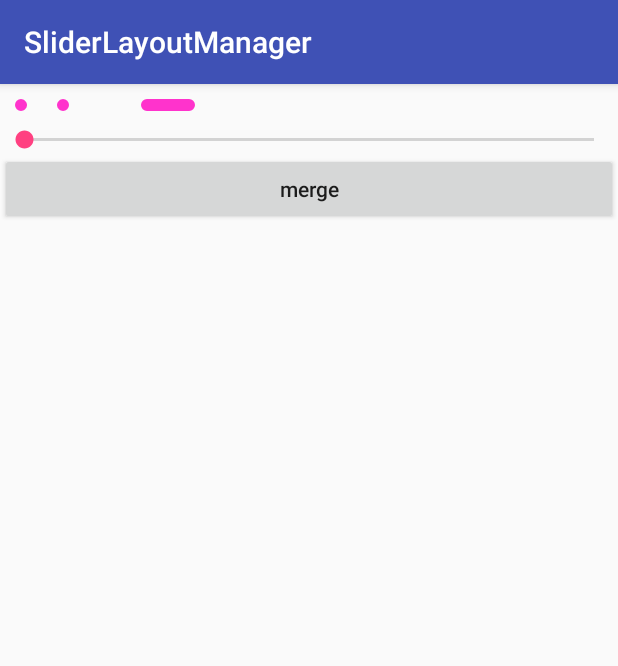
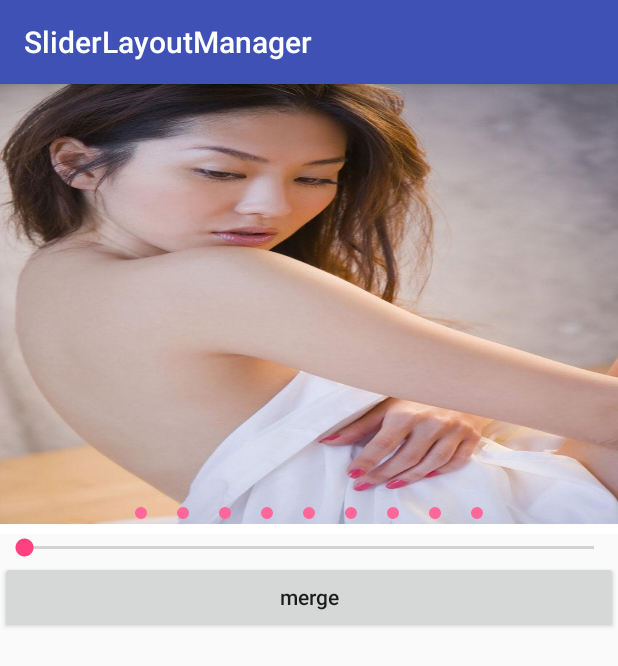
Before and after one commit to JaneCou/SliderRecylerView, an Android app: the screen it shows after launch (WaterDropDemo), after a tap on "waterClick", on a phone screen of 412 x 824 dp. Shown: the top 666 px of the screen. Run offline under Robolectric (Android 15) with nearby library versions, the phone set to English and light mode, and no system bars.

Commit message:
增加Viewpager 滚动监听

```diff
--- /dev/null
+++ b/app/src/main/java/com/sys/blackcat/slider/demo/ViewPagerAdapter.java
@@ -0,0 +1,49 @@
+package com.sys.blackcat.slider.demo;
+
+import android.support.v4.view.PagerAdapter;
+import android.view.LayoutInflater;
+import android.view.View;
+import android.view.ViewGroup;
+import android.widget.ImageView;
+
+/**
+ * Created by yangcai on 17-1-8.
+ */
+
+public class ViewPagerAdapter extends PagerAdapter {
+
+    private int data[] = {
+            R.mipmap.a1, R.mipmap.a7, R.mipmap.a13,
+            R.mipmap.a2, R.mipmap.a8, R.mipmap.a14,
+            R.mipmap.a3, R.mipmap.a9, R.mipmap.a15,
+//            R.mipmap.a4, R.mipmap.a10, R.mipmap.a16,
+//            R.mipmap.a5, R.mipmap.a11, R.mipmap.a17,
+//            R.mipmap.a6, R.mipmap.a12, R.mipmap.a18
+    };
+
+    @Override
+    public int getCount() {
+        return data.length;
+    }
+
+    @Override
+    public Object instantiateItem(ViewGroup container, int position) {
+
+        LayoutInflater inflater = LayoutInflater.from(container.getContext());
+        ImageView view = (ImageView) inflater.inflate(R.layout.item, container, false);
+        view.setImageResource(data[position]);
+        view.setScaleType(ImageView.ScaleType.FIT_XY);
+        container.addView(view);
+        return view;
+    }
+
+    @Override
+    public void destroyItem(ViewGroup container, int position, Object object) {
+        container.removeView((View) object);
+    }
+
+    @Override
+    public boolean isViewFromObject(View view, Object object) {
+        return view == object;
+    }
+}
--- a/app/src/main/java/com/sys/blackcat/slider/demo/WaterDropDemo.java
+++ b/app/src/main/java/com/sys/blackcat/slider/demo/WaterDropDemo.java
@@ -1,5 +1,6 @@
 package com.sys.blackcat.slider.demo;
 
+import android.support.v4.view.ViewPager;
 import android.support.v7.app.AppCompatActivity;
 import android.os.Bundle;
 import android.util.Log;
@@ -12,12 +13,16 @@ public class WaterDropDemo extends AppCompatActivity {
 
     private SeekBar seekBar;
     private WaterDropIndicator indicator;
+    private ViewPager pager;
     @Override
     protected void onCreate(Bundle savedInstanceState) {
         super.onCreate(savedInstanceState);
         setContentView(R.layout.activity_water_drop_demo);
         seekBar = (SeekBar) findViewById(R.id.seekbar);
         indicator = (WaterDropIndicator) findViewById(R.id.water_drop);
+        pager = (ViewPager) findViewById(R.id.vp_page);
+        pager.setAdapter(new ViewPagerAdapter());
+        indicator.setViewPager(pager);
         seekBar.setOnSeekBarChangeListener(new SeekBar.OnSeekBarChangeListener() {
             @Override
             public void onProgressChanged(SeekBar seekBar, int progress, boolean fromUser) {
--- a/app/src/main/res/layout/activity_water_drop_demo.xml
+++ b/app/src/main/res/layout/activity_water_drop_demo.xml
@@ -1,17 +1,29 @@
 <?xml version="1.0" encoding="utf-8"?>
 <LinearLayout xmlns:android="http://schemas.android.com/apk/res/android"
+    xmlns:app="http://schemas.android.com/apk/res-auto"
     android:layout_width="match_parent"
     android:layout_height="match_parent"
     android:orientation="vertical">
 
-    <com.sys.blackcat.slider.WaterDropIndicator
-        android:id="@+id/water_drop"
-        xmlns:app="http://schemas.android.com/apk/res-auto"
-        app:indicator_size="8dp"
-        app:indicator_space="20dp"
+    <RelativeLayout
         android:layout_width="match_parent"
-        android:layout_height="wrap_content"
-        android:layout_margin="10dp" />
+        android:layout_height="300dp">
+
+        <android.support.v4.view.ViewPager
+            android:id="@+id/vp_page"
+            android:layout_width="match_parent"
+            android:layout_height="match_parent" />
+
+        <com.sys.blackcat.slider.WaterDropIndicator
+            android:id="@+id/water_drop"
+            android:layout_alignParentBottom="true"
+            android:layout_margin="10dp"
+            android:layout_width="match_parent"
+            android:layout_height="wrap_content"
+            app:indicator_size="8dp"
+            app:indicator_space="20dp" />
+    </RelativeLayout>
+
 
     <SeekBar
         android:id="@+id/seekbar"
@@ -20,9 +32,9 @@
         android:max="1000" />
 
     <Button
+        android:layout_width="match_parent"
+        android:layout_height="wrap_content"
+        android:onClick="mergeClick"
         android:text="merge"
-        android:onClick="mergeClick"
-        android:layout_width="match_parent"
-        android:textAllCaps="false"
-        android:layout_height="wrap_content" />
+        android:textAllCaps="false" />
 </LinearLayout>
--- a/library/src/main/java/com/sys/blackcat/slider/WaterDropIndicator.java
+++ b/library/src/main/java/com/sys/blackcat/slider/WaterDropIndicator.java
@@ -3,34 +3,48 @@ package com.sys.blackcat.slider;
 import android.animation.ValueAnimator;
 import android.content.Context;
 import android.content.res.TypedArray;
+import android.database.DataSetObserver;
 import android.graphics.Canvas;
 import android.graphics.Color;
 import android.graphics.Paint;
 import android.graphics.Path;
 import android.graphics.RectF;
+import android.support.v4.view.ViewPager;
 import android.util.AttributeSet;
+import android.util.Log;
 import android.view.View;
-import android.view.animation.AccelerateDecelerateInterpolator;
 import android.view.animation.AccelerateInterpolator;
-import android.view.animation.BounceInterpolator;
-import android.view.animation.DecelerateInterpolator;
+
 
 /**
  * Created by yangcai on 17-1-7.
  */
 
-public class WaterDropIndicator extends View {
+public class WaterDropIndicator extends View implements ViewPager.OnPageChangeListener {
+    private final static String TAG = WaterDropIndicator.class.getSimpleName();
 
-    private int colorSelected;
+    //点的大小 也就是直径
+    private float waterDropSize;
+    // 也就是半径
+    private float waterDropRadius;
+    //两个点之间的距离
+    private float waterDropSpace;
+    //点的个数
+    private int waterDropCount = 2;
+    //选中点的画笔
+    private Paint selectedPaint;
+    //未选点的画笔
+    private Paint unSelectedPaint;
+    //记录所有点圆心的X坐标
+    private float[] centerXs = new float[0];
+    //记录点圆心的Y坐标
+    private float centerY;
+    //点最顶端的Y坐标
+    private float centerYtop;
+    //点最底端的Y坐标
+    private float centerYBottom;
 
-    private int colorUnselected;
-
-    private int waterDropSize;
-
-    private int waterDropSpace;
-
-    private int waterDropCount = 2;
-
+    private ViewPager viewPager;
 
     public WaterDropIndicator(Context context) {
         this(context, null);
@@ -44,24 +58,116 @@ public class WaterDropIndicator extends View {
         super(context, attrs, defStyleAttr);
         float density = context.getResources().getDisplayMetrics().density;
         TypedArray a = getContext().obtainStyledAttributes(attrs, R.styleable.WaterDropIndicator, defStyleAttr, 0);
-        colorSelected = a.getColor(R.styleable.WaterDropIndicator_indicator_selected_color, Color.parseColor("#FF33CC"));
-        colorUnselected = a.getColor(R.styleable.WaterDropIndicator_indicator_unselected_color, Color.parseColor("#FF6699"));
+        //选中的点的颜色
+        int colorSelected = a.getColor(R.styleable.WaterDropIndicator_indicator_selected_color, Color.parseColor("#FF33CC"));
+        //未选中的点的颜色
+        int colorUnselected = a.getColor(R.styleable.WaterDropIndicator_indicator_unselected_color, Color.parseColor("#FF6699"));
         waterDropSize = a.getDimensionPixelSize(R.styleable.WaterDropIndicator_indicator_size, (int) (8 * density));
-        waterDropSpace = a.getDimensionPixelOffset(R.styleable.WaterDropIndicator_indicator_space, (int) (12 * density));
+        waterDropSpace = a.getDimensionPixelSize(R.styleable.WaterDropIndicator_indicator_space, (int) (12 * density));
         a.recycle();
-        initTest();
+        init(colorSelected, colorUnselected);
+    }
+
+    /**
+     * 初始化画笔
+     */
+    private void init(int colorSelected, int colorUnselected) {
+        selectedPaint = new Paint(Paint.ANTI_ALIAS_FLAG);
+        selectedPaint.setAntiAlias(true);
+        selectedPaint.setColor(colorSelected);
+        selectedPaint.setStyle(Paint.Style.FILL);
+        unSelectedPaint = new Paint(Paint.ANTI_ALIAS_FLAG);
+        unSelectedPaint.setAntiAlias(true);
+        unSelectedPaint.setColor(colorUnselected);
+        unSelectedPaint.setStyle(Paint.Style.FILL);
+        waterDropRadius = waterDropSize / 2;
+        centerYtop = getPaddingTop();
+        centerY = centerYtop + waterDropRadius;
+        centerYBottom = centerYtop + waterDropSize;
+    }
+
+    public void setViewPager(ViewPager viewPager) {
+        this.viewPager = viewPager;
+        setWaterDropCount(viewPager.getAdapter().getCount());
+        this.viewPager.getAdapter().registerDataSetObserver(new DataSetObserver() {
+            @Override
+            public void onChanged() {
+                super.onChanged();
+                setWaterDropCount(WaterDropIndicator.this.viewPager.getAdapter().getCount());
+            }
+        });
+        this.viewPager.addOnPageChangeListener(this);
     }
 
     @Override
+    public void onPageScrolled(int position, float positionOffset, int positionOffsetPixels) {
+        Log.d(TAG, "onPageScrolled position " + position);
+        Log.d(TAG, "onPageScrolled positionOffset " + positionOffset);
+        Log.d(TAG, "onPageScrolled positionOffsetPixels " + positionOffsetPixels);
+        Log.d(TAG, "onPageScrolled getCurrentItem " + this.viewPager.getCurrentItem());
+    }
+
+    @Override
+    public void onPageSelected(int position) {
+        Log.d(TAG, "onPageSelected position " + position);
+    }
+
+    @Override
+    public void onPageScrollStateChanged(int state) {
+        Log.d(TAG, "onPageScrollStateChanged state " + state);
+    }
+
+
+    private void setWaterDropCount(int waterDropCount) {
+        if (this.waterDropCount == waterDropCount) {
+            return;
+        }
+        this.waterDropCount = waterDropCount;
+        requestLayout();
+    }
+
+    private void drawCircles(Canvas canvas) {
+        Path path = new Path();
+        path.rewind();
+        for (float centerX : centerXs) {
+            path.addCircle(centerX, centerY, waterDropRadius, Path.Direction.CCW);
+        }
+        canvas.drawPath(path, unSelectedPaint);
+    }
+
+    /**
+     * 计算所有点的中心坐标的X坐标 所有点居中显示
+     */
+    private void calculationCenterXs() {
+        //画完所有点需要的宽度
+        float dotWidth = waterDropCount * waterDropSize + (waterDropCount - 1) * waterDropSpace;
+        //横向 中心点X坐标
+        float px = getMeasuredWidth() / 2;
+        //第一个点圆心的X坐标
+        float startPx = px - dotWidth / 2 + waterDropSize / 2 + getPaddingLeft();
+        centerXs = new float[waterDropCount];
+        for (int i = 0; i < waterDropCount; i++) {
+            centerXs[i] = startPx + i * (waterDropSpace + waterDropSize);
+        }
+    }
+
+    //计算高度 圆的直径+ paddingtop + paddingbottom
+    //宽度始终 match_parent
+    @Override
     protected void onMeasure(int widthMeasureSpec, int heightMeasureSpec) {
-        int height = waterDropSize + getPaddingTop() + getPaddingBottom();
+        int height = (int) (waterDropSize + getPaddingTop() + getPaddingBottom());
         setMeasuredDimension(widthMeasureSpec, MeasureSpec.makeMeasureSpec(height, MeasureSpec.EXACTLY));
+        calculationCenterXs();
     }
 
     @Override
     protected void onDraw(Canvas canvas) {
         super.onDraw(canvas);
-        drawTest(canvas);
+        //   drawTest(canvas);
+        if (centerXs.length == 0) {
+            return;
+        }
+        drawCircles(canvas);
     }
 
     //Test
@@ -75,9 +181,9 @@ public class WaterDropIndicator extends View {
         testPaint = new Paint();
         testPaint.setStyle(Paint.Style.FILL);
         testPaint.setAntiAlias(true);
-        testPaint.setColor(colorSelected);
-        px = getPaddingLeft() + waterDropSize / 2;
-        py = getPaddingTop() + waterDropSize / 2;
+        testPaint.setColor(Color.RED);
+        px = (int) (getPaddingLeft() + waterDropSize / 2);
+        py = (int) (getPaddingTop() + waterDropSize / 2);
         testPath = new Path();
 
         resetTestPath();
@@ -146,7 +252,7 @@ public class WaterDropIndicator extends View {
 
 
     private int getPxByPosition(int position) {
-        return px + (waterDropSpace + waterDropSize) * position;
+        return (int) (px + (waterDropSpace + waterDropSize) * position);
     }
 
 
@@ -325,15 +431,17 @@ public class WaterDropIndicator extends View {
         canvas.drawPath(mergePath, testPaint);
         drawScale(canvas);
     }
+
     private Path scalePath = new Path();
+
     private void drawScale(Canvas canvas) {
         scalePath.rewind();
         scalePath.addCircle(getPxByPosition(3), py, waterDropSize / 2 * directionMerge, Path.Direction.CCW);
         canvas.drawPath(scalePath, testPaint);
     }
 
-    public void startAnimation(){
-        ValueAnimator animator = ValueAnimator.ofFloat(0,1.0f);
+    public void startAnimation() {
+        ValueAnimator animator = ValueAnimator.ofFloat(0, 1.0f);
         animator.setDuration(200);
         animator.setInterpolator(new AccelerateInterpolator());
         animator.addUpdateListener(new ValueAnimator.AnimatorUpdateListener() {
@@ -354,4 +462,6 @@ public class WaterDropIndicator extends View {
         float bottom = py + waterDropSize / 2;
         return new RectF(left, top, right, bottom);
     }
+
+
 }
```
